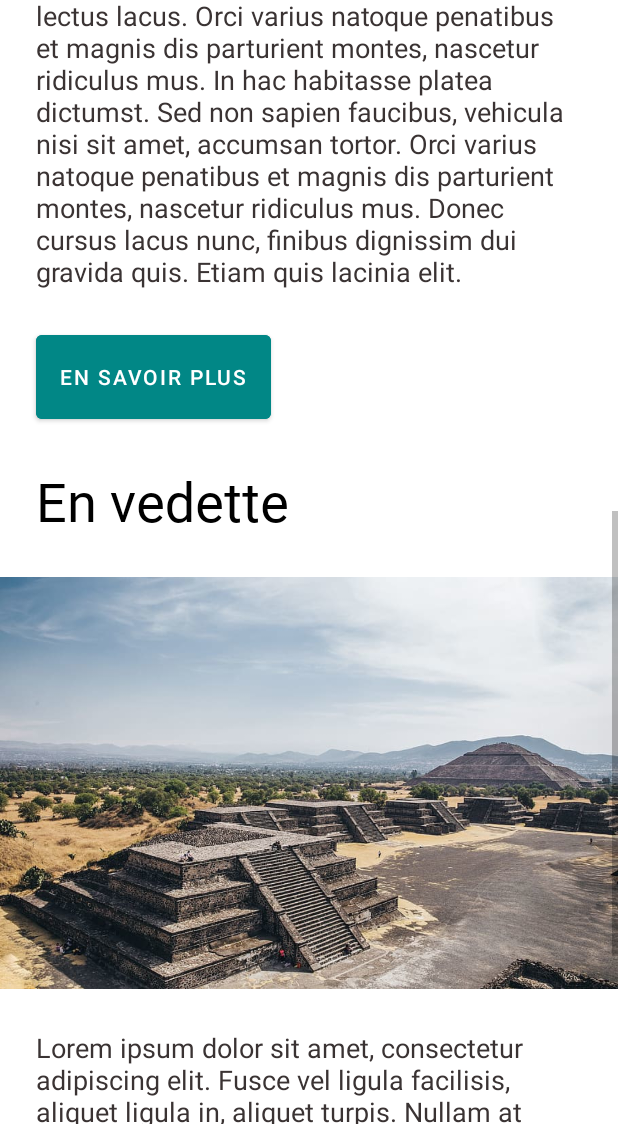
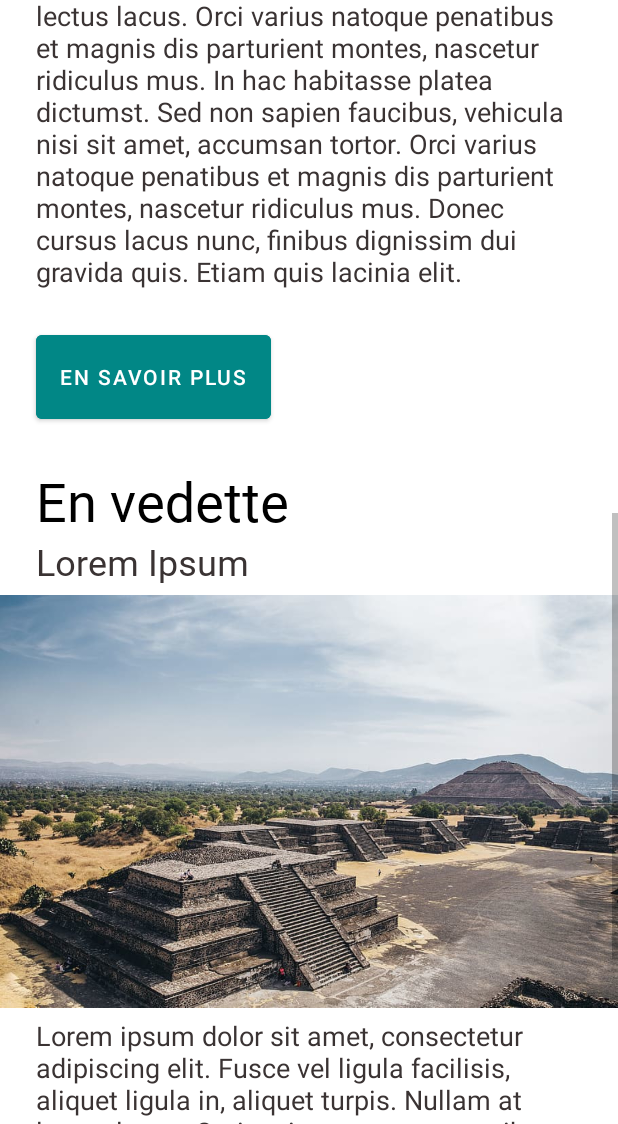
Before and after one commit to rjmo/Circuits, an Android app: the screen it shows after launch (AccueilActivity), scrolled down 1153 dp, on a phone screen of 412 x 824 dp, the part 112-1236 px from its top. Run offline under Robolectric (Android 15) with nearby library versions, the light colour scheme and no system bars.

Commit message:
Update activity_accueil.xml

```diff
--- a/app/src/main/res/layout/activity_accueil.xml
+++ b/app/src/main/res/layout/activity_accueil.xml
@@ -166,10 +166,20 @@
                     android:textColor="@color/black"
                     android:textSize="36sp" />
 
+                <TextView
+                    android:id="@+id/textView3"
+                    android:layout_width="match_parent"
+                    android:layout_height="wrap_content"
+                    android:fontFamily="@font/roboto"
+                    android:paddingLeft="24dp"
+                    android:text="Lorem Ipsum"
+                    android:textColor="#3A3333"
+                    android:textSize="24sp" />
+
                 <ImageView
                     android:id="@+id/imageView6"
-                    android:layout_width="match_parent"
-                    android:layout_height="328dp"
+                    android:layout_width="wrap_content"
+                    android:layout_height="287dp"
                     android:src="@drawable/py" />
 
                 <TextView
```
